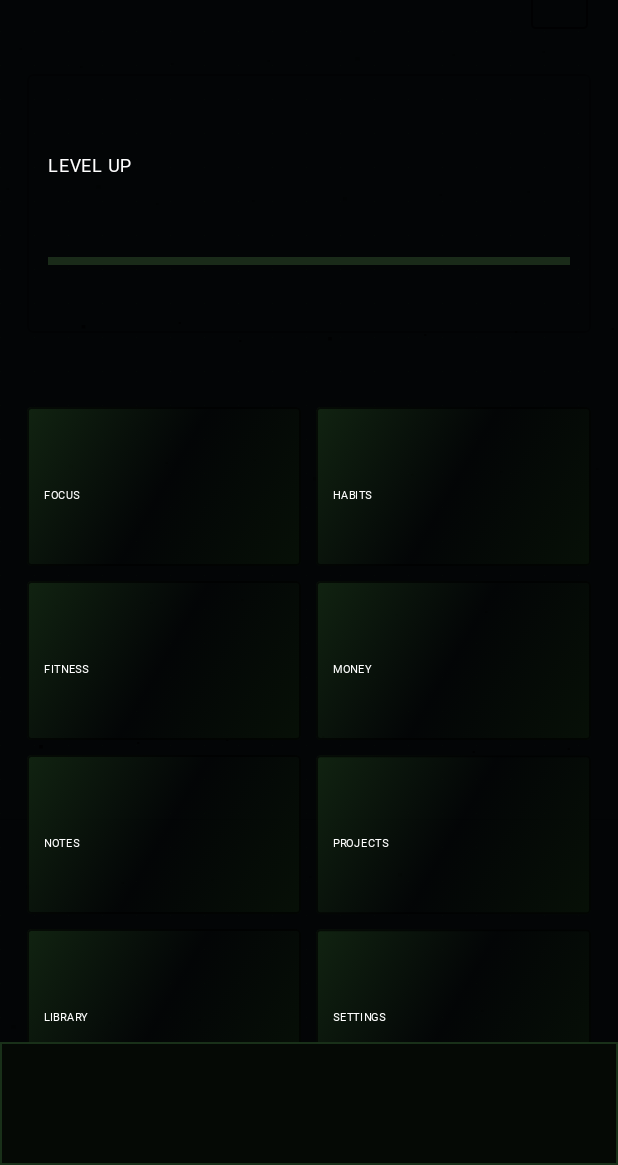
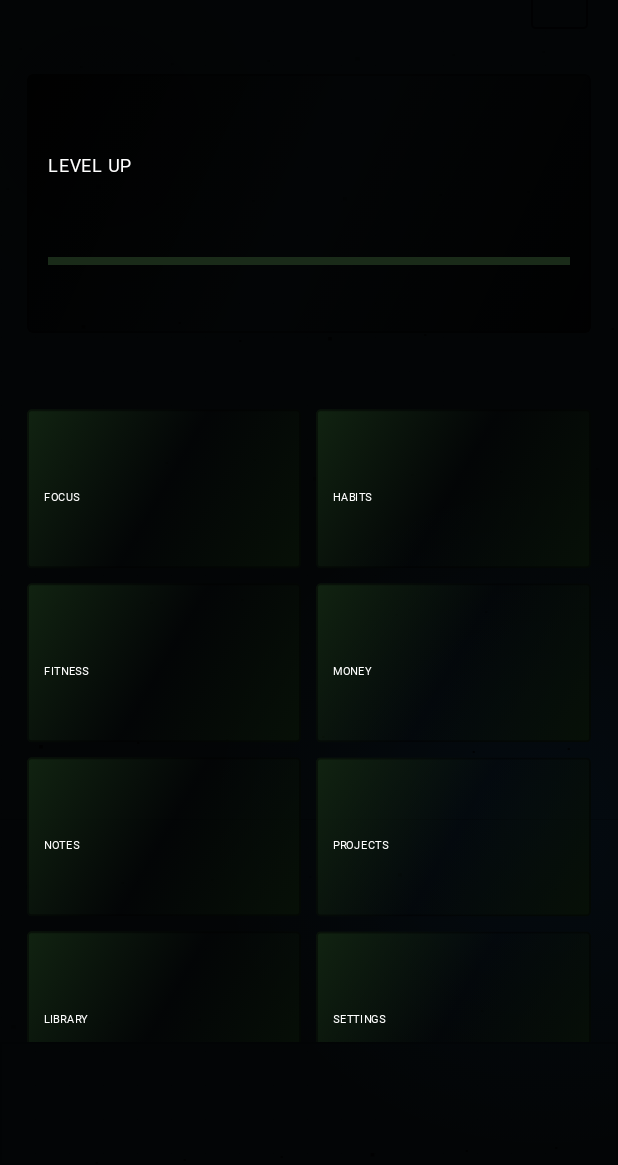
Before and after one commit to YatesV/Dash, an Android app built with Jetpack Compose: the screen it shows after launch (MainActivity), after a tap on "START", on a phone screen of 412 x 824 dp, the part 71-1236 px from its top. Run offline under Robolectric (Android 15) with nearby library versions, the phone set to English and light mode, and no system bars; Roboto replaces fonts that are not available here.

Commit message:
Refine Dash visual hierarchy and fix update banner interaction

```diff
--- a/app/src/main/java/com/yates/dash/MainActivity.kt
+++ b/app/src/main/java/com/yates/dash/MainActivity.kt
@@ -166,11 +166,13 @@ private fun Backdrop(modifier: Modifier = Modifier, parallaxX: Float = 0f, paral
         while (x < this.size.width) {
             var y = 0f
             while (y < this.size.height) {
-                drawRect(Color(0xFF102010).copy(alpha = 0.18f), Offset(x, y), Size(1f, 1f))
+                drawRect(palette.neon.copy(alpha = 0.055f), Offset(x, y), Size(1.2f, 1.2f))
                 y += step
             }
             x += step
         }
+        drawCircle(Brush.radialGradient(listOf(palette.neon.copy(alpha = 0.13f), Color.Transparent), center = Offset(size.width * 0.16f + parallaxX * 2f, size.height * 0.16f + parallaxY * 2f), radius = size.width * 0.72f), radius = size.width * 0.72f, center = Offset(size.width * 0.16f + parallaxX * 2f, size.height * 0.16f + parallaxY * 2f))
+        drawCircle(Brush.radialGradient(listOf(Color(0xFF1688FF).copy(alpha = 0.045f), Color.Transparent), center = Offset(size.width * 0.88f, size.height * 0.72f), radius = size.width * 0.55f), radius = size.width * 0.55f, center = Offset(size.width * 0.88f, size.height * 0.72f))
         // Deep parallax layer: slow drifting pixel stars.
         if (palette.particles) for (i in 0..58) {
             val depth = 0.25f + (i % 5) * 0.16f
@@ -216,6 +218,7 @@ private fun StartScreen(onStart: () -> Unit) {
 @Composable
 private fun MainDashboard(active: String, onNavigate: (String) -> Unit, onPaletteChange: (DashPalette) -> Unit, updateVersion: String?, updateUrl: String?) {
     val palette = LocalPalette.current
+    val uriHandler = androidx.compose.ui.platform.LocalUriHandler.current
     var dragX by remember { mutableFloatStateOf(0f) }
     var dragY by remember { mutableFloatStateOf(0f) }
     val px by animateFloatAsState(dragX, spring(dampingRatio = 0.72f, stiffness = 110f), label = "parallaxX")
@@ -235,7 +238,7 @@ private fun MainDashboard(active: String, onNavigate: (String) -> Unit, onPalett
         Backdrop(Modifier.fillMaxSize(), px, py)
         Column(Modifier.fillMaxSize().graphicsLayer { translationX = -px * 0.22f; translationY = -py * 0.22f }) {
             if (updateVersion != null && updateUrl != null) {
-                Row(Modifier.fillMaxWidth().padding(horizontal = 14.dp, vertical = 8.dp).background(Neon.copy(alpha = 0.12f), RoundedCornerShape(4.dp)).border(1.dp, Neon.copy(alpha = 0.8f), RoundedCornerShape(4.dp)).clickable { runCatching { androidx.compose.ui.platform.LocalUriHandler.current.openUri(updateUrl) } }.padding(horizontal = 12.dp, vertical = 10.dp), verticalAlignment = Alignment.CenterVertically) {
+                Row(Modifier.fillMaxWidth().padding(horizontal = 14.dp, vertical = 8.dp).background(Neon.copy(alpha = 0.12f), RoundedCornerShape(4.dp)).border(1.dp, Neon.copy(alpha = 0.8f), RoundedCornerShape(4.dp)).clickable { runCatching { uriHandler.openUri(updateUrl) } }.padding(horizontal = 12.dp, vertical = 10.dp), verticalAlignment = Alignment.CenterVertically) {
                     Text("⬆", color = Neon, fontSize = 16.sp)
                     Spacer(Modifier.width(10.dp))
                     Column(Modifier.weight(1f)) {
@@ -275,7 +278,7 @@ private fun MainDashboard(active: String, onNavigate: (String) -> Unit, onPalett
                 }
                 }
             }
-            Row(Modifier.fillMaxWidth().background(Color(0xFF050905)).border(width = 1.dp, color = Color(0xFF193019)).padding(vertical = 10.dp), horizontalArrangement = Arrangement.SpaceEvenly) {
+            Row(Modifier.fillMaxWidth().background(Panel2).border(width = 1.dp, color = Neon.copy(alpha = 0.25f)).padding(vertical = 10.dp), horizontalArrangement = Arrangement.SpaceEvenly) {
                 NavItem("HOME", "⌂", active, onNavigate)
                 NavItem("FOCUS", "▣", active, onNavigate)
                 NavItem("TRACK", "✳", active, onNavigate)
@@ -363,7 +366,7 @@ private fun SectionTitle(title: String, detail: String) {
 @Composable
 private fun NeonPanel(modifier: Modifier = Modifier, content: @Composable ColumnScope.() -> Unit) {
     val glow = LocalPalette.current.glow.coerceAtMost(1.5f)
-    Column(modifier.shadow((18f * glow).dp, RoundedCornerShape(4.dp), ambientColor = Neon.copy(alpha = 0.24f * glow), spotColor = Neon.copy(alpha = 0.20f * glow)).background(Panel, RoundedCornerShape(4.dp)).border(1.dp, Neon.copy(alpha = (0.35f * glow).coerceIn(0.12f, 1f)), RoundedCornerShape(4.dp)).padding(14.dp), content = content)
+    Column(modifier.shadow((11f * glow).dp, RoundedCornerShape(4.dp), ambientColor = Neon.copy(alpha = 0.17f * glow), spotColor = Neon.copy(alpha = 0.14f * glow)).background(Brush.linearGradient(listOf(Panel2.copy(alpha = 0.88f), Panel, Color.Black.copy(alpha = 0.78f))), RoundedCornerShape(4.dp)).border(1.dp, Neon.copy(alpha = (0.42f * glow).coerceIn(0.14f, 0.8f)), RoundedCornerShape(4.dp)).padding(14.dp), content = content)
 }
 
 @Composable
@@ -371,11 +374,11 @@ private fun ModuleCard(module: Module, modifier: Modifier = Modifier, onClick: (
     var pressed by remember { mutableStateOf(false) }
     val t = rememberInfiniteTransition(label = "cardGlow")
     val glow = LocalPalette.current.glow
-    val alpha by t.animateFloat(0.22f, 0.78f, infiniteRepeatable(tween(1450), RepeatMode.Reverse), label = "alpha")
-    val floatY by t.animateFloat(0f, -4f, infiniteRepeatable(tween(2100 + module.title.length * 85, easing = FastOutSlowInEasing), RepeatMode.Reverse), label = "float")
+    val alpha by t.animateFloat(0.18f, 0.46f, infiniteRepeatable(tween(1900), RepeatMode.Reverse), label = "alpha")
+    val floatY by t.animateFloat(0f, -1.8f, infiniteRepeatable(tween(2600 + module.title.length * 100, easing = FastOutSlowInEasing), RepeatMode.Reverse), label = "float")
     Column(modifier.height(106.dp)
         .graphicsLayer { translationY = floatY }
-        .shadow((18f * glow).dp, RoundedCornerShape(3.dp), ambientColor = Neon.copy(alpha = alpha * 0.48f * glow.coerceAtMost(1.5f)), spotColor = Neon.copy(alpha = alpha * 0.42f * glow.coerceAtMost(1.5f)))
+        .shadow((10f * glow).dp, RoundedCornerShape(3.dp), ambientColor = Neon.copy(alpha = alpha * 0.34f * glow.coerceAtMost(1.5f)), spotColor = Neon.copy(alpha = alpha * 0.30f * glow.coerceAtMost(1.5f)))
         .background(Brush.linearGradient(listOf(Color(0xFF112311), Panel2, Color(0xFF071007))), RoundedCornerShape(3.dp))
         .border(1.dp, Neon.copy(alpha = if (pressed) 1f else alpha), RoundedCornerShape(3.dp))
         .clickable { pressed = !pressed; onClick() }.padding(11.dp), verticalArrangement = Arrangement.SpaceBetween) {
```
